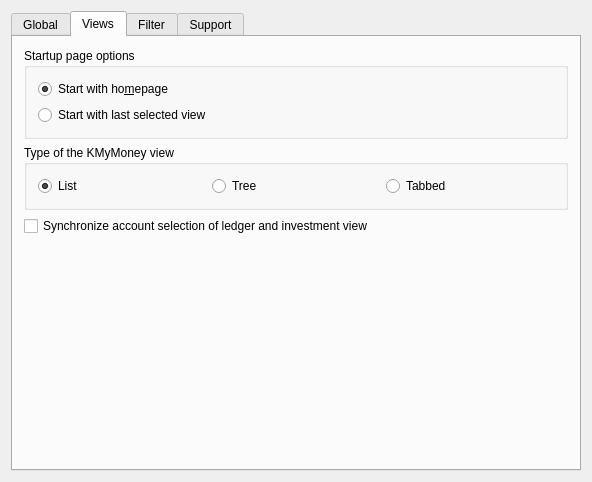
Above: kmymoney/dialogs/settings/ksettingsgeneral.ui from KDE/kmymoney before the change. Below: the same form after it.
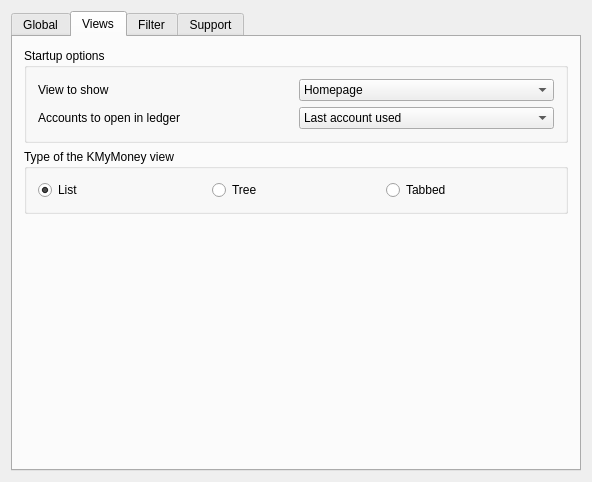
That is the form after the change. The open tabs and pages were chosen to show the change. Custom widgets are drawn as their Qt base class.

Commit message: Add option to select which account to open on startup

Diff of the .ui file:
```diff
--- a/kmymoney/dialogs/settings/ksettingsgeneral.ui
+++ b/kmymoney/dialogs/settings/ksettingsgeneral.ui
@@ -13,7 +13,7 @@
   <property name="windowTitle">
    <string>General Settings</string>
   </property>
-  <layout class="QVBoxLayout">
+  <layout class="QVBoxLayout" name="verticalLayout_8">
    <item>
     <widget class="QTabWidget" name="tabWidget2">
      <property name="currentIndex">
@@ -323,28 +323,58 @@
       </attribute>
       <layout class="QVBoxLayout" name="verticalLayout_7">
        <item>
-        <widget class="QGroupBox" name="kcfg_StartLastViewSelected">
+        <widget class="QGroupBox" name="groupBox_9">
          <property name="title">
-          <string>Startup page options</string>
+          <string>Startup options</string>
          </property>
-         <layout class="QVBoxLayout" name="verticalLayout_8">
-          <item>
-           <widget class="QRadioButton" name="radioButton1">
+         <layout class="QGridLayout" name="gridLayout_2">
+          <item row="0" column="0">
+           <widget class="QLabel" name="label_7">
             <property name="text">
-             <string>Start with ho&amp;mepage</string>
+             <string>View to show</string>
             </property>
-            <property name="checked">
-             <bool>true</bool>
-            </property>
            </widget>
           </item>
-          <item>
-           <widget class="QRadioButton" name="radioButton2">
+          <item row="0" column="1">
+           <widget class="QComboBox" name="kcfg_StartLastViewSelected">
+            <item>
+             <property name="text">
+              <string>Homepage</string>
+             </property>
+            </item>
+            <item>
+             <property name="text">
+              <string>Last selected view</string>
+             </property>
+            </item>
+           </widget>
+          </item>
+          <item row="1" column="0">
+           <widget class="QLabel" name="label_6">
             <property name="text">
-             <string>Start with last selected view</string>
+             <string>Accounts to open in ledger</string>
             </property>
            </widget>
           </item>
+          <item row="1" column="1">
+           <widget class="QComboBox" name="kcfg_ShowAccountsAfterOpen">
+            <item>
+             <property name="text">
+              <string>Last account used</string>
+             </property>
+            </item>
+            <item>
+             <property name="text">
+              <string>All favorite accounts</string>
+             </property>
+            </item>
+            <item>
+             <property name="text">
+              <string>All accounts open at last close</string>
+             </property>
+            </item>
+           </widget>
+          </item>
          </layout>
         </widget>
        </item>
@@ -354,7 +384,7 @@
           <string>Type of the KMyMoney view</string>
          </property>
          <layout class="QGridLayout">
-          <item row="0" column="0">
+          <item row="1" column="0">
            <widget class="QRadioButton" name="radioButton3">
             <property name="text">
              <string>List</string>
@@ -364,14 +394,14 @@
             </property>
            </widget>
           </item>
-          <item row="0" column="1">
+          <item row="1" column="1">
            <widget class="QRadioButton" name="radioButton4">
             <property name="text">
              <string>Tree</string>
             </property>
            </widget>
           </item>
-          <item row="0" column="2">
+          <item row="1" column="2">
            <widget class="QRadioButton" name="radioButton5">
             <property name="text">
              <string>Tabbed</string>
@@ -381,13 +411,6 @@
          </layout>
         </widget>
        </item>
-       <item>
-        <widget class="QCheckBox" name="kcfg_syncLedgerInvestment">
-         <property name="text">
-          <string>Synchronize account selection of ledger and investment view</string>
-         </property>
-        </widget>
-       </item>
        <item>
         <spacer name="spacer7">
          <property name="orientation">
```
Left out of the diff: 2 changed lines with no effect on the pictures. The commit also changes 3 other files.
